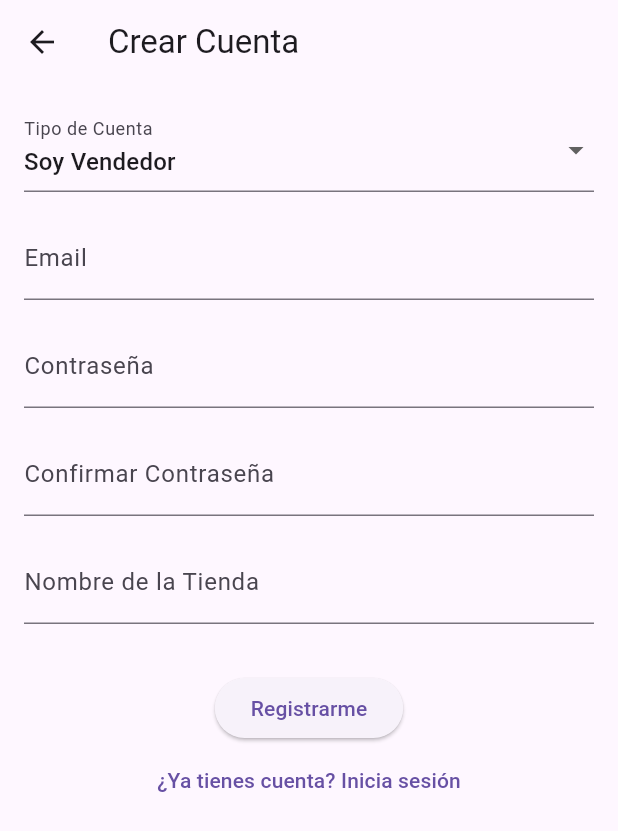
After one commit to itzisorcorer/flutter_lechuzo_integradora, a Flutter app: the screen it shows after launch, after a tap on "¿No tienes cuenta? Registrate", on a phone screen of 412 x 824 dp. The commit adds this screen. Shown: the top 831 px of the screen. Run offline on Flutter 3.47's test engine with Material 3 defaults, Android fonts, the light colour scheme and no system bars; network calls fail.

Commit message:
Login y registro de usuario funcional. Confirmar roles

```diff
--- a/lib/Ambiente/ambiente.dart
+++ b/lib/Ambiente/ambiente.dart
@@ -2,8 +2,8 @@
 
 class Ambiente {
 
-  // ¡OJO! Esta debe ser la IP de tu PC en el Wi-Fi
-  static String urlServer = 'http://10.235.105.70:8000'; // <-- CAMBIA ESTA IP, aki debe ir la del telefono cuando compartes internet via usb
+
+  static String urlServer = 'http://10.235.105.91:8000'; // <-- CAMBIA ESTA IP, aki debe ir la del telefono cuando compartes internet via usb
 
   // Cuando lo subas a Railway, comentas la de arriba y descomentas esta:
   // static String urlServer = 'https://pruebarailway-production-6249.up.railway.app';
--- a/lib/screens/login_screens.dart
+++ b/lib/screens/login_screens.dart
@@ -5,7 +5,9 @@ import 'package:flutter/material.dart';
 
 import '../Ambiente/ambiente.dart';
 import '../services/auth_services.dart';
-import 'home_screen.dart'; // Crearemos esta pantalla después
+import 'home_screen.dart';
+
+import 'package:flutter_lechuzo_integradora/screens/register_screen.dart';
 
 class LoginScreen extends StatefulWidget {
   const LoginScreen({super.key});
@@ -90,6 +92,15 @@ class _LoginScreenState extends State<LoginScreen> {
               onPressed: _handleLogin,
               child: const Text('Entrar'),
             ),
+            TextButton(
+                onPressed: (){
+                  Navigator.push(
+                    context,
+                    MaterialPageRoute(builder: (context) => const RegisterScreen()),
+                  );
+                },
+                child: const Text('¿No tienes cuenta? Registrate'),
+            )
           ],
         ),
       ),
--- /dev/null
+++ b/lib/screens/register_screen.dart
@@ -0,0 +1,165 @@
+// lib/screens/register_screen.dart
+import 'package:flutter/material.dart';
+
+import '../Ambiente/ambiente.dart';
+import '../services/auth_services.dart';
+import 'home_screen.dart';
+
+class RegisterScreen extends StatefulWidget {
+  const RegisterScreen({super.key});
+
+  @override
+  State<RegisterScreen> createState() => _RegisterScreenState();
+}
+
+class _RegisterScreenState extends State<RegisterScreen> {
+  final _authService = AuthService();
+  bool _isLoading = false;
+
+  // Controladores para los campos
+  final _emailController = TextEditingController();
+  final _passwordController = TextEditingController();
+  final _passwordConfirmController = TextEditingController();
+  final _nombreTiendaController = TextEditingController();
+  final _nombreCompletoController = TextEditingController();
+
+  // Variable para el Dropdown
+  String _selectedRole = 'vendedor'; // Valor por defecto
+
+  @override
+  void dispose() {
+    _emailController.dispose();
+    _passwordController.dispose();
+    _passwordConfirmController.dispose();
+    _nombreTiendaController.dispose();
+    _nombreCompletoController.dispose();
+    super.dispose();
+  }
+
+  void _handleRegister() async {
+    if (_isLoading) return;
+    setState(() { _isLoading = true; });
+
+    try {
+      final response = await _authService.register(
+        email: _emailController.text,
+        password: _passwordController.text,
+        passwordConfirmation: _passwordConfirmController.text,
+        role: _selectedRole,
+        nombreTienda: _nombreTiendaController.text,
+        nombreCompleto: _nombreCompletoController.text,
+      );
+
+      // --- ¡ÉXITO! ---
+      // Si el registro es exitoso, auto-iniciamos sesión
+      Ambiente.token = response.accessToken;
+      Ambiente.idUsuario = response.userId;
+      Ambiente.rol = response.userRole;
+      Ambiente.nombreUsuario = response.userName;
+
+      // Navegamos a la pantalla principal
+      Navigator.pushReplacement(
+        context,
+        MaterialPageRoute(builder: (context) => const HomeScreen()),
+      );
+
+    } catch (e) {
+      // --- ERROR ---
+      setState(() { _isLoading = false; });
+      ScaffoldMessenger.of(context).showSnackBar(
+        SnackBar(
+          content: Text('Error: ${e.toString().replaceFirst("Exception: ", "")}'),
+          backgroundColor: Colors.red,
+        ),
+      );
+    }
+  }
+
+  @override
+  Widget build(BuildContext context) {
+    return Scaffold(
+      appBar: AppBar(title: const Text('Crear Cuenta')),
+      body: Padding(
+        padding: const EdgeInsets.all(16.0),
+        // Usamos SingleChildScrollView para evitar overflow si el teclado aparece
+        child: SingleChildScrollView(
+          child: Column(
+            mainAxisAlignment: MainAxisAlignment.center,
+            children: [
+              // --- Selector de Rol ---
+              DropdownButtonFormField<String>(
+                value: _selectedRole,
+                items: const [
+                  DropdownMenuItem(value: 'vendedor', child: Text('Soy Vendedor')),
+                  DropdownMenuItem(value: 'estudiante', child: Text('Soy Estudiante')),
+                ],
+                onChanged: (value) {
+                  if (value != null) {
+                    setState(() {
+                      _selectedRole = value;
+                    });
+                  }
+                },
+                decoration: const InputDecoration(labelText: 'Tipo de Cuenta'),
+              ),
+              const SizedBox(height: 16),
+
+              // --- Campos Comunes ---
+              TextField(
+                controller: _emailController,
+                decoration: const InputDecoration(labelText: 'Email'),
+                keyboardType: TextInputType.emailAddress,
+              ),
+              const SizedBox(height: 16),
+              TextField(
+                controller: _passwordController,
+                decoration: const InputDecoration(labelText: 'Contraseña'),
+                obscureText: true,
+              ),
+              const SizedBox(height: 16),
+              TextField(
+                controller: _passwordConfirmController,
+                decoration: const InputDecoration(labelText: 'Confirmar Contraseña'),
+                obscureText: true,
+              ),
+              const SizedBox(height: 16),
+
+              // --- CAMPO CONDICIONAL: VENDEDOR ---
+              if (_selectedRole == 'vendedor')
+                TextField(
+                  controller: _nombreTiendaController,
+                  decoration: const InputDecoration(labelText: 'Nombre de la Tienda'),
+                ),
+
+              // --- CAMPO CONDICIONAL: ESTUDIANTE ---
+              if (_selectedRole == 'estudiante')
+                TextField(
+                  controller: _nombreCompletoController,
+                  decoration: const InputDecoration(labelText: 'Nombre Completo'),
+                ),
+
+              const SizedBox(height: 32),
+
+              // --- Botón de Registro ---
+              _isLoading
+                  ? const CircularProgressIndicator()
+                  : ElevatedButton(
+                onPressed: _handleRegister,
+                child: const Text('Registrarme'),
+              ),
+
+              // Botón para ir a Login
+              TextButton(
+                onPressed: () {
+                  // Cierra esta pantalla y regresa a la anterior (Login)
+                  Navigator.pop(context);
+                },
+                child: const Text('¿Ya tienes cuenta? Inicia sesión'),
+              )
+            ],
+          ),
+        ),
+      ),
+    );
+  }
+}
```
Also changed, not shown: lib/services/auth_services.dart (+63 -2 lines).
